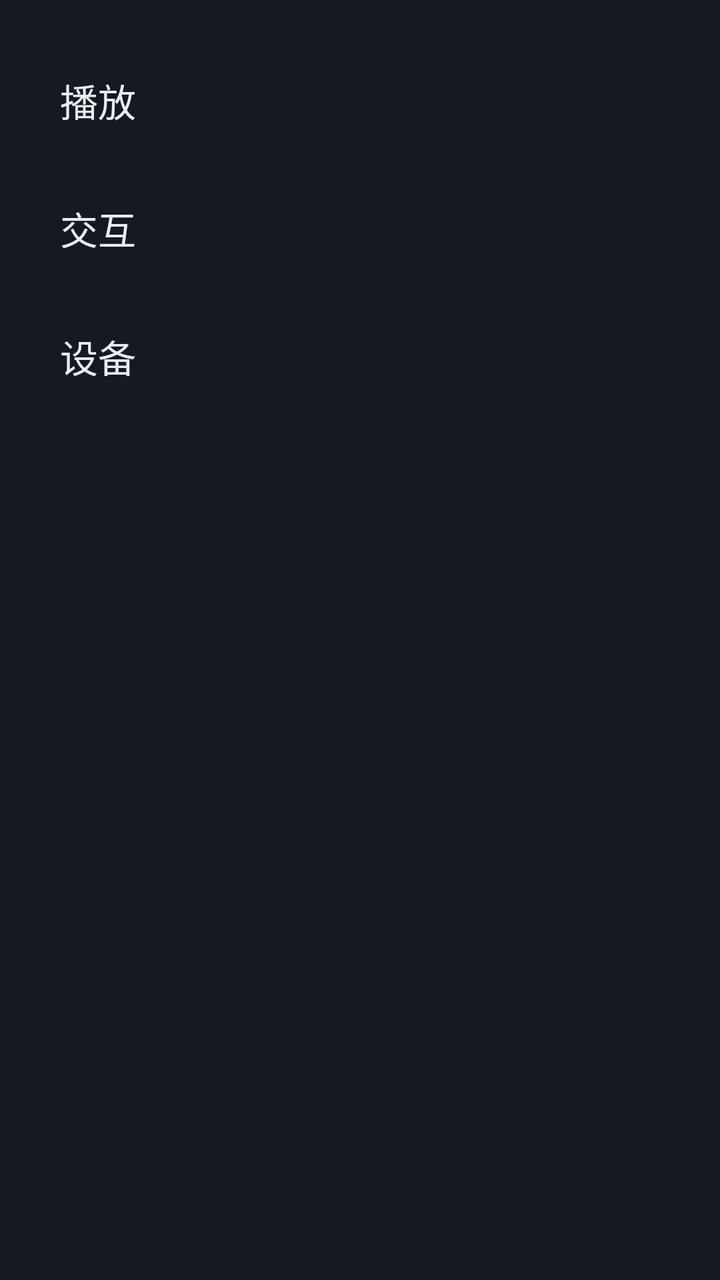
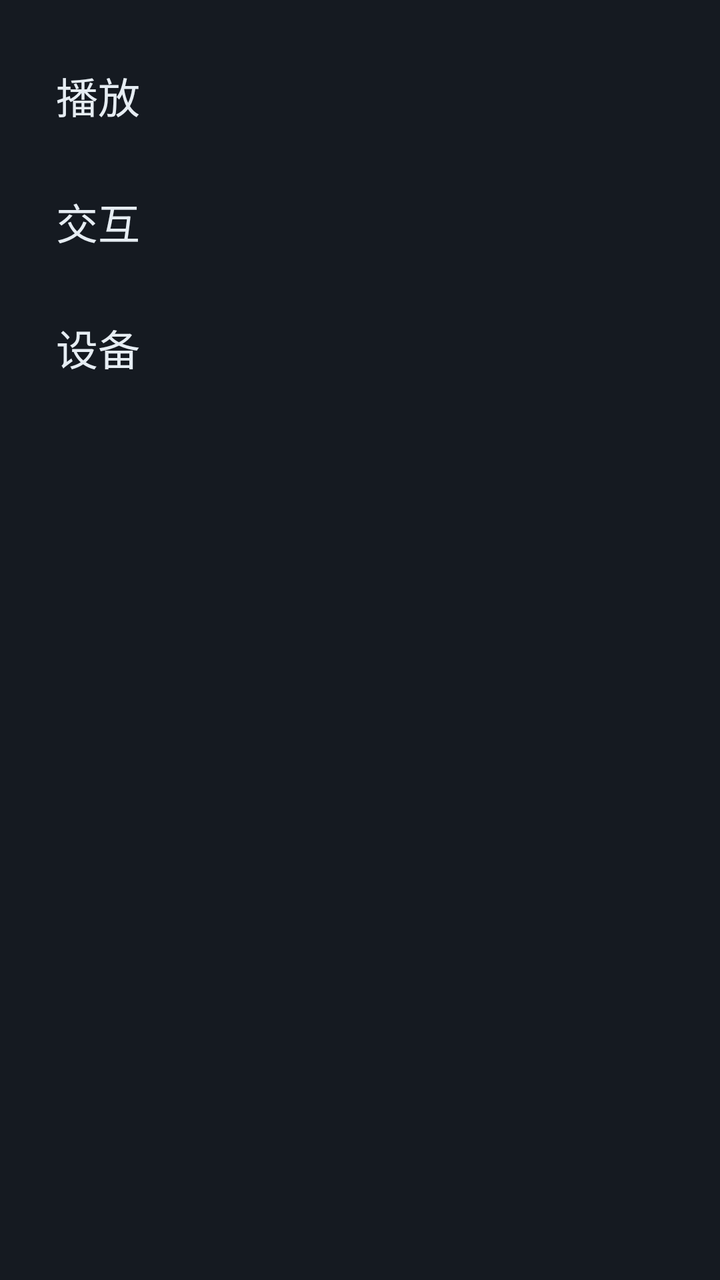

Two renders of the same Android screen: before a commit and after it. Below are the layout's source before the change and the commit's diff.
<!-- AndroidManifest.xml: application theme Theme.Litv -->
<!-- res/layout/dialog_settings.xml -->
<?xml version="1.0" encoding="utf-8"?>
<LinearLayout xmlns:android="http://schemas.android.com/apk/res/android"
    android:layout_width="720dp"
    android:layout_height="wrap_content"
    android:background="@color/bg_panel"
    android:orientation="horizontal"
    android:padding="18dp">

    
    <LinearLayout
        android:layout_width="150dp"
        android:layout_height="wrap_content"
        android:orientation="vertical">

        <TextView
            android:id="@+id/tabPlay"
            style="@style/SettingRow"
            android:paddingHorizontal="12dp"
            android:paddingVertical="18dp"
            android:text="播放"
            android:textColor="@color/text_primary"
            android:textSize="19sp" />

        <TextView
            android:id="@+id/tabInteract"
            style="@style/SettingRow"
            android:paddingHorizontal="12dp"
            android:paddingVertical="18dp"
            android:text="交互"
            android:textColor="@color/text_primary"
            android:textSize="19sp" />

        <TextView
            android:id="@+id/tabDevice"
            style="@style/SettingRow"
            android:paddingHorizontal="12dp"
            android:paddingVertical="18dp"
            android:text="设备"
            android:textColor="@color/text_primary"
            android:textSize="19sp" />
    </LinearLayout>

    
    <ScrollView
        android:layout_width="0dp"
        android:layout_height="wrap_content"
        android:layout_marginStart="14dp"
        android:layout_weight="1"
        android:scrollbars="vertical"
        android:fadeScrollbars="false"
        android:scrollbarStyle="outsideOverlay">
        

        <LinearLayout
            android:id="@+id/optionBox"
            android:layout_width="match_parent"
            android:layout_height="wrap_content"
            android:orientation="vertical" />
    </ScrollView>
</LinearLayout>
<!-- resources referenced by this layout -->
<resources>
  <color name="bg_panel">#FF151A21</color>
  <color name="text_primary">#FFE6EDF3</color>
  <style name="SettingRow">
          <item name="android:layout_width">match_parent</item>
          <item name="android:layout_height">wrap_content</item>
          <item name="android:layout_marginTop">0dp</item>
          <item name="android:background">@drawable/bg_setting_row</item>
          <item name="android:clickable">true</item>
          <item name="android:focusable">true</item>
          <item name="android:gravity">center_vertical</item>
          <item name="android:orientation">horizontal</item>
          <item name="android:paddingHorizontal">20dp</item>
          <item name="android:paddingVertical">18dp</item>
          
          <item name="android:textSize">18sp</item>
          <item name="android:textColor">@color/text_primary</item>
      </style>
  <style name="Theme.Litv" parent="Theme.AppCompat.NoActionBar">
          <item name="android:windowBackground">@color/bg</item>
          <item name="android:colorBackground">@color/bg</item>
          <item name="android:textColorPrimary">@color/text_primary</item>
          <item name="android:textColorSecondary">@color/text_secondary</item>
          <item name="android:statusBarColor">@color/bg</item>
          <item name="android:navigationBarColor">@color/bg</item>
      </style>
  <!-- drawable bg_setting_row (drawable) -->
  <?xml version="1.0" encoding="utf-8"?>
  <selector xmlns:android="http://schemas.android.com/apk/res/android">
      <item android:state_focused="true">
          <shape android:shape="rectangle">
              <solid android:color="#1FFFFFFF" />
              <corners android:radius="8dp" />
          </shape>
      </item>
      <item android:state_pressed="true">
          <shape android:shape="rectangle">
              <solid android:color="#14FFFFFF" />
              <corners android:radius="8dp" />
          </shape>
      </item>
      <item>
          <shape android:shape="rectangle">
              <solid android:color="@android:color/transparent" />
              <corners android:radius="8dp" />
          </shape>
      </item>
  </selector>
  <color name="bg">#FF0B0E11</color>
  <color name="text_secondary">#FF8B949E</color>
</resources>

<!-- the commit's change to res/layout/dialog_settings.xml (unified diff, before → after) -->
@@ -4,7 +4,7 @@
     android:layout_height="wrap_content"
     android:background="@color/bg_panel"
     android:orientation="horizontal"
-    android:padding="18dp">
+    android:padding="16dp">
 
     
     <LinearLayout
@@ -16,35 +16,35 @@
             android:id="@+id/tabPlay"
             style="@style/SettingRow"
             android:paddingHorizontal="12dp"
-            android:paddingVertical="18dp"
+            android:paddingVertical="16dp"
             android:text="播放"
             android:textColor="@color/text_primary"
-            android:textSize="19sp" />
+            android:textSize="21sp" />
 
         <TextView
             android:id="@+id/tabInteract"
             style="@style/SettingRow"
             android:paddingHorizontal="12dp"
-            android:paddingVertical="18dp"
+            android:paddingVertical="16dp"
             android:text="交互"
             android:textColor="@color/text_primary"
-            android:textSize="19sp" />
+            android:textSize="21sp" />
 
         <TextView
             android:id="@+id/tabDevice"
             style="@style/SettingRow"
             android:paddingHorizontal="12dp"
-            android:paddingVertical="18dp"
+            android:paddingVertical="16dp"
             android:text="设备"
             android:textColor="@color/text_primary"
-            android:textSize="19sp" />
+            android:textSize="21sp" />
     </LinearLayout>
 
     
     <ScrollView
         android:layout_width="0dp"
         android:layout_height="wrap_content"
-        android:layout_marginStart="14dp"
+        android:layout_marginStart="16dp"
         android:layout_weight="1"
         android:scrollbars="vertical"
         android:fadeScrollbars="false"
